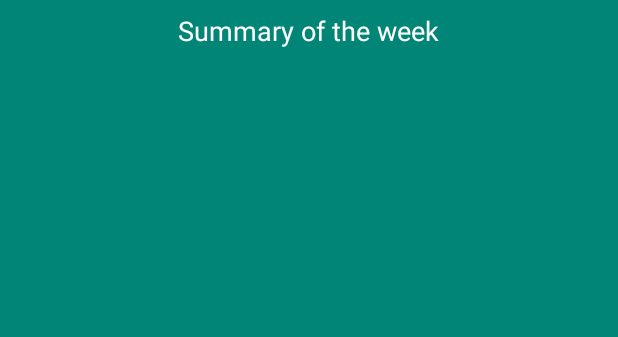
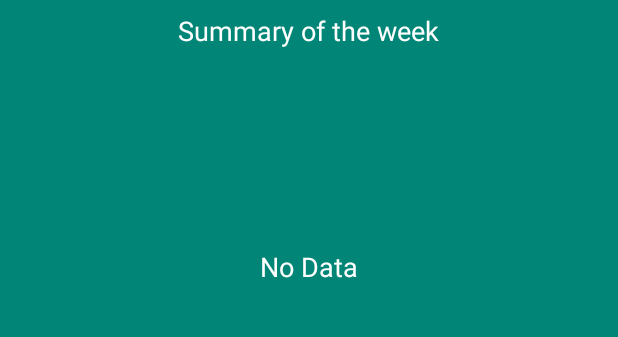
Before and after one commit to miguelezama/Dayan-Ariel-Campos-Ramos, an Android app: the DailyWeatherActivity screen opened directly, with no data from a screen before it, on a phone screen of 412 x 824 dp, the part 73-410 px from its top. Run offline under Robolectric (Android 15) with nearby library versions, the phone set to English and light mode, and no system bars; our stand-ins replace Volley; network calls fail; 1 statement that could not run was skipped.

Commit message:
version 2.8

```diff
--- a/app/src/main/java/com/example/weather/UI/DailyWeatherActivity.kt
+++ b/app/src/main/java/com/example/weather/UI/DailyWeatherActivity.kt
@@ -25,6 +25,8 @@ class DailyWeatherActivity : AppCompatActivity() {
             dailyListView.adapter = baseAdapter // para mostrar el clima por dia
         }
 
+        dailyListView.emptyView = empyTextView // si no hay item lo despliega
+
 
     }
 }
--- a/app/src/main/res/layout/activity_daily_weather.xml
+++ b/app/src/main/res/layout/activity_daily_weather.xml
@@ -42,4 +42,13 @@
             app:layout_constraintBottom_toBottomOf="parent"
             android:layout_marginBottom="8dp" android:layout_marginTop="8dp"
             app:layout_constraintHorizontal_bias="0.6" android:id="@+id/dailyListView"/>
+    <TextView
+            android:text="@string/no_data"
+            android:layout_width="wrap_content"
+            android:layout_height="wrap_content"
+            android:id="@+id/empyTextView"
+            app:layout_constraintBottom_toBottomOf="@+id/dailyListView" android:layout_marginTop="8dp"
+            app:layout_constraintTop_toTopOf="parent" app:layout_constraintStart_toStartOf="parent"
+            android:layout_marginStart="8dp" app:layout_constraintEnd_toEndOf="parent" android:layout_marginEnd="8dp"
+            android:layout_marginBottom="8dp" android:textSize="18sp"/>
 </android.support.constraint.ConstraintLayout>
--- a/app/src/main/res/values/strings.xml
+++ b/app/src/main/res/values/strings.xml
@@ -1,4 +1,4 @@
-<resources>
+<resources xmlns:tools="http://schemas.android.com/tools">
     <string name="app_name">weather</string>
     <string name="no_data">No Data</string>
     <string name="localization">Leon, Nicaragua</string>
@@ -15,7 +15,7 @@
     <string name="retry">RETRY?R</string>
     <string name="daily_weather">Daily Weather</string>
     <string name="summary_of_the_week">Summary of the week</string>
-
+    <string name="no_data" tools:ignore="DuplicateDefinition">No Data</string>
 
 
 </resources>
```
Also changed, not shown: app/src/main/java/com/example/weather/Extension/Extensions.kt (+18 -0 lines), app/src/main/java/com/example/weather/UI/MainActivity.kt (+10 -6 lines).
